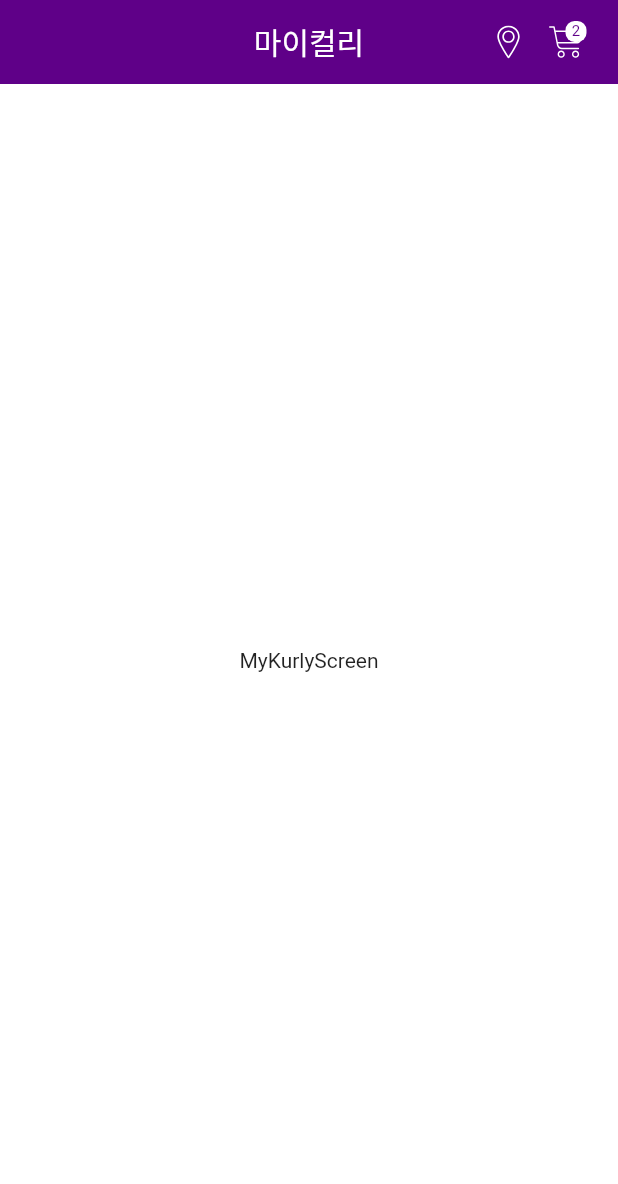
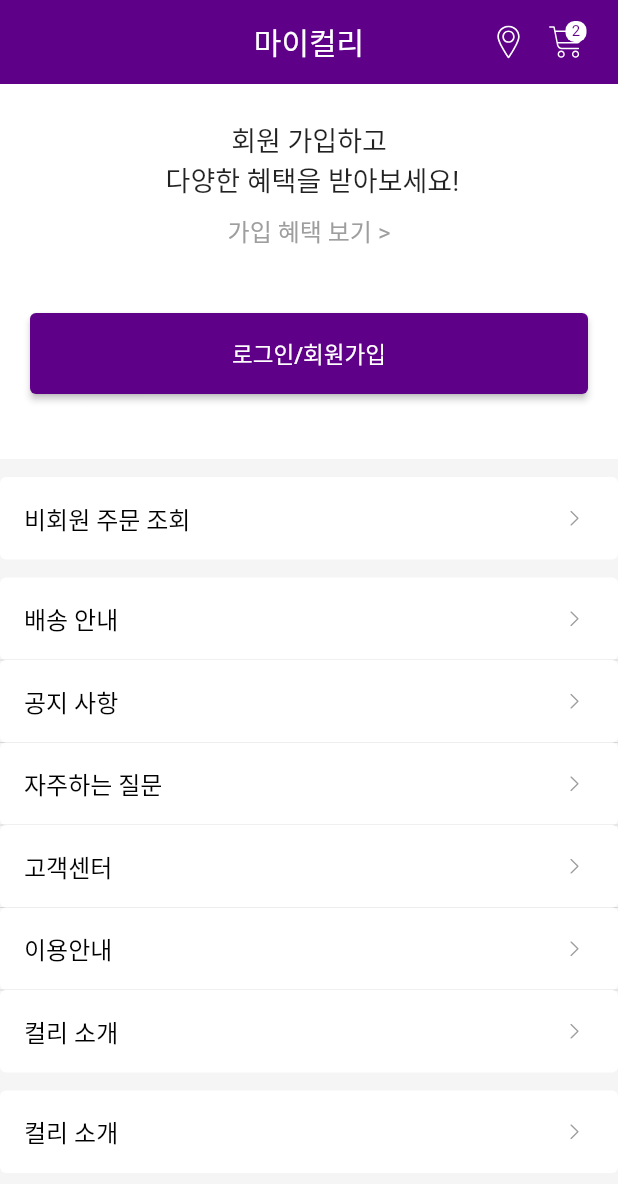
Before and after one commit to hmg0616/market_kurly_ui_flutter, a Flutter app: the MyKurlyScreen screen opened directly, on a phone screen of 412 x 824 dp. Shown: the top 1184 px of the screen. Run offline on Flutter 3.47's test engine with Material 2 defaults, Android fonts, the phone set to English and light mode, and no system bars; our stand-ins replace flutter_svg, google_fonts.

Commit message:
마이컬리 메뉴 - 회원가입버튼 및 텍스트메뉴 리스트 (SingleChildScrollView)

```diff
--- /dev/null
+++ b/lib/models/text_menu.dart
@@ -0,0 +1,17 @@
+class TextMenu {
+  String? text;
+  String? icon;
+  String? path;
+
+  TextMenu({this.text, this.icon, this.path});
+}
+
+// 샘플 데이터
+List<TextMenu> textMenuList = [
+  TextMenu(text: "배송 안내", icon: "assets/icons/right-arrow.svg", path: "/"),
+  TextMenu(text: "공지 사항", icon: "assets/icons/right-arrow.svg", path: "/"),
+  TextMenu(text: "자주하는 질문", icon: "assets/icons/right-arrow.svg", path: "/"),
+  TextMenu(text: "고객센터", icon: "assets/icons/right-arrow.svg", path: "/"),
+  TextMenu(text: "이용안내", icon: "assets/icons/right-arrow.svg", path: "/"),
+  TextMenu(text: "컬리 소개", icon: "assets/icons/right-arrow.svg", path: "/"),
+];
--- /dev/null
+++ b/lib/screens/my_kurly/components/my_kurly_body.dart
@@ -0,0 +1,51 @@
+import 'package:flutter/material.dart';
+
+import '../../../models/text_menu.dart';
+import '../../components/text_menu_card.dart';
+import 'my_kurly_header.dart';
+
+class MyKurlyBody extends StatelessWidget {
+  @override
+  Widget build(BuildContext context) {
+    return Column(
+      children: [
+        MyKurlyHeader(),
+        _buildingPaddingTextMenuCard("비회원 주문 조회", () {}),
+        SizedBox(
+          height: 330,
+          child: ListView.separated(
+            physics: ClampingScrollPhysics(), // 스크롤이 콘텐츠 범위를 벗어나지 않도록함
+            itemBuilder: (context, index) => SizedBox(
+              height: 55,
+              child: TextMenuCard(
+                title: textMenuList[index].text,
+                icon: textMenuList[index].icon,
+                press: () {}
+              ),
+            ),
+            separatorBuilder: (context, index) => Divider(
+              height: 0,
+            ),
+            itemCount: textMenuList.length,
+          ),
+        ),
+        _buildingPaddingTextMenuCard("컬리 소개", () {}),
+      ],
+    );
+  }
+
+  Padding _buildingPaddingTextMenuCard(String text, GestureTapCallback press) {
+    return Padding(
+      padding: const EdgeInsets.symmetric(vertical: 12.0),
+      child: SizedBox(
+        height: 55,
+        child: TextMenuCard(
+          title: text,
+          icon: "assets/icons/right-arrow.svg",
+          press: press,
+          textColor: Colors.black
+        )
+      )
+    );
+  }
+}
--- /dev/null
+++ b/lib/screens/my_kurly/components/my_kurly_header.dart
@@ -0,0 +1,46 @@
+import 'package:flutter/material.dart';
+
+import '../../components/default_button.dart';
+
+class MyKurlyHeader extends StatelessWidget {
+  @override
+  Widget build(BuildContext context) {
+    return Container(
+      color: Colors.white,
+      child: SizedBox(
+        height: 250,
+        width: double.infinity,
+        child: Column(
+          mainAxisAlignment: MainAxisAlignment.spaceEvenly, // child 위젯 간의 공간을 두고, 같은 크기만큼 양 옆에 공간을 둔다.
+          children: [
+            Spacer(),
+            SizedBox(
+              width: 250,
+              child: Text(
+                  "회원 가입하고\n 다양한 혜택을 받아보세요!",
+                  textAlign: TextAlign.center,
+                  style: TextStyle(
+                    fontSize: 18
+                  ),
+              )
+            ),
+            SizedBox(height: 8),
+            Text(
+              "가입 혜택 보기 >",
+              style: TextStyle(fontSize: 16, color: Colors.grey),
+            ),
+            Spacer(),
+            Padding(
+              padding: const EdgeInsets.all(20),
+              child: DefaultButton(
+                text: "로그인/회원가입",
+                press: () {}
+              )
+            ),
+            Spacer()
+          ],
+        ),
+      ),
+    );
+  }
+}
--- a/lib/screens/my_kurly/my_kurly_screen.dart
+++ b/lib/screens/my_kurly/my_kurly_screen.dart
@@ -1,18 +1,20 @@
 import 'package:flutter/material.dart';
 import 'package:market_kurly_ui/screens/components/custom_actions.dart';
+
+import 'components/my_kurly_body.dart';
 
 class MyKurlyScreen extends StatelessWidget {
   @override
   Widget build(BuildContext context) {
     return Scaffold(
-      backgroundColor: Colors.white,
+      backgroundColor: Color(0xFFF5F5F5),
       appBar: AppBar(
         automaticallyImplyLeading: false, // 왼쪽 뒤로기가 버튼 없애기
         title: Text('마이컬리'),
         actions: [CustomActions()],
       ),
-      body: Center(
-        child: Text("MyKurlyScreen"),
+      body: SingleChildScrollView(
+        child: MyKurlyBody(),
       ),
     );
   }
```
